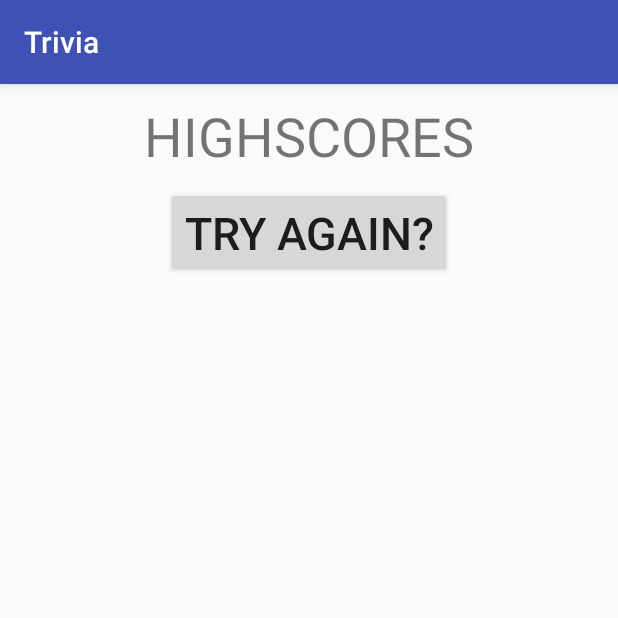
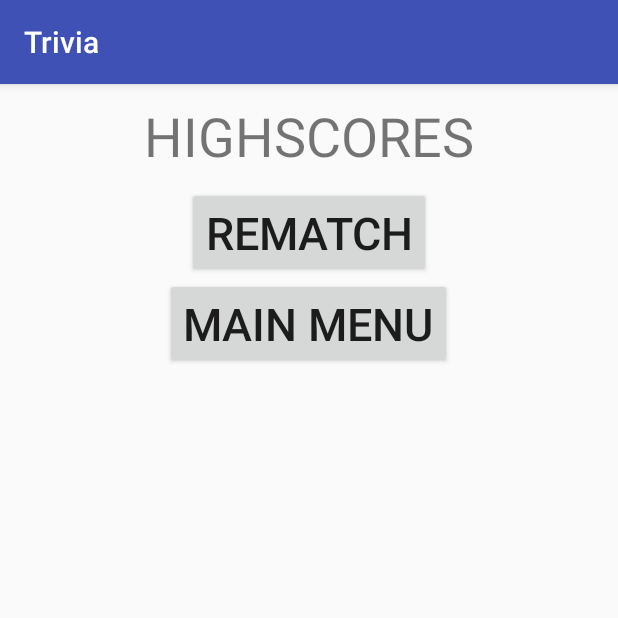
Before and after one commit to iepping1/Trivia, an Android app: the HighScoreActivity screen opened directly, with no data from a screen before it, on a phone screen of 412 x 824 dp, the top half of it. Run offline under Robolectric (Android 15) with nearby library versions, the phone set to English and light mode, and no system bars; our stand-ins replace Firebase (no records; nobody signed in at launch, a user with empty details on screens opened directly); network calls fail.

```diff
--- a/app/src/main/java/epping/ian/trivia/MainActivity.java
+++ b/app/src/main/java/epping/ian/trivia/MainActivity.java
@@ -6,6 +6,8 @@ import android.os.Bundle;
 import android.view.View;
 import android.widget.EditText;
 import android.widget.Toast;
+
+// save questions until answered when page reloads < change oncreate
 
 // intro screen
 public class MainActivity extends AppCompatActivity {
--- /dev/null
+++ b/app/src/main/res/layout-land/activity_high_score.xml
@@ -0,0 +1,56 @@
+<?xml version="1.0" encoding="utf-8"?>
+<LinearLayout xmlns:android="http://schemas.android.com/apk/res/android"
+    xmlns:app="http://schemas.android.com/apk/res-auto"
+    xmlns:tools="http://schemas.android.com/tools"
+    android:layout_width="match_parent"
+    android:layout_height="match_parent"
+    android:orientation="horizontal"
+    tools:context=".HighScoreActivity">
+
+    <LinearLayout
+        android:layout_width="wrap_content"
+        android:layout_height="match_parent"
+        android:orientation="vertical">
+        <TextView
+            android:id="@+id/yourScore"
+            android:layout_width="wrap_content"
+            android:layout_height="wrap_content"
+            android:layout_gravity="center"
+            android:layout_margin="10dp"
+            android:text="HIGHSCORES"
+            android:textAlignment="center"
+            android:textSize="36sp"/>
+
+        <ListView
+            android:id="@+id/listScores"
+            android:layout_width="400dp"
+            android:layout_height="wrap_content"
+            android:layout_gravity="center">
+        </ListView>
+    </LinearLayout>
+
+    <LinearLayout
+        android:layout_width="wrap_content"
+        android:layout_height="wrap_content"
+        android:orientation="vertical"
+        android:layout_gravity="center">
+
+        <Button
+            android:id="@+id/resetButton"
+            android:layout_width="wrap_content"
+            android:layout_height="wrap_content"
+            android:layout_gravity="center"
+            android:onClick="onResetClick"
+            android:text="REMATCH"
+            android:textSize="30sp"/>
+
+        <Button
+            android:id="@+id/resetButton2"
+            android:layout_width="wrap_content"
+            android:layout_height="wrap_content"
+            android:layout_gravity="center"
+            android:onClick="onResetClick2"
+            android:text="MAIN MENU"
+            android:textSize="30sp"/>
+    </LinearLayout>
+</LinearLayout>
--- a/app/src/main/res/layout/activity_high_score.xml
+++ b/app/src/main/res/layout/activity_high_score.xml
@@ -30,6 +30,15 @@
         android:layout_height="wrap_content"
         android:layout_gravity="center"
         android:onClick="onResetClick"
-        android:text="TRY AGAIN?"
+        android:text="REMATCH"
+        android:textSize="30sp"/>
+
+    <Button
+        android:id="@+id/resetButton2"
+        android:layout_width="wrap_content"
+        android:layout_height="wrap_content"
+        android:layout_gravity="center"
+        android:onClick="onResetClick2"
+        android:text="MAIN MENU"
         android:textSize="30sp"/>
 </LinearLayout>
```
Also changed, not shown: app/src/main/java/epping/ian/trivia/GameActivity.java (+18 -36 lines), app/src/main/java/epping/ian/trivia/HighScoreActivity.java (+7 -1 lines), app/src/main/res/drawable/edit_text_border_color.xml (added, +11 -0 lines), app/src/main/res/layout-land/activity_game.xml (added, +70 -0 lines), app/src/main/res/layout/activity_main.xml (+5 -3 lines).
